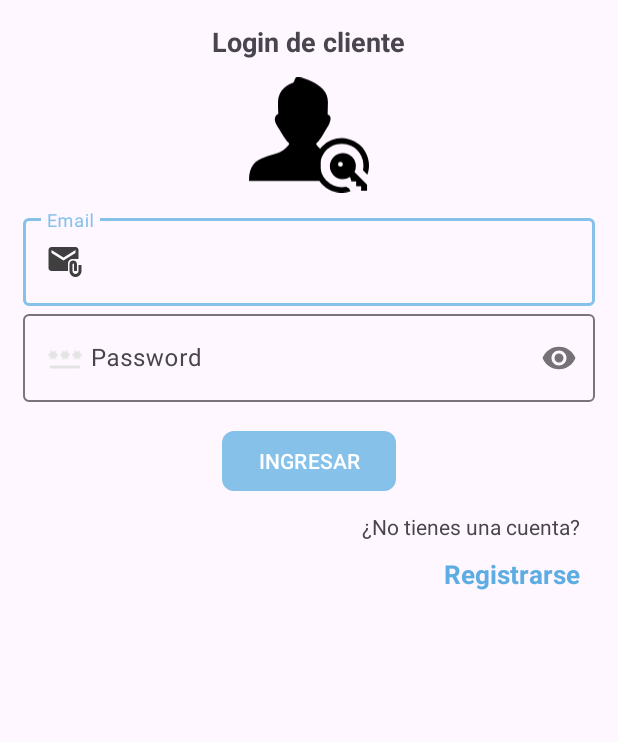
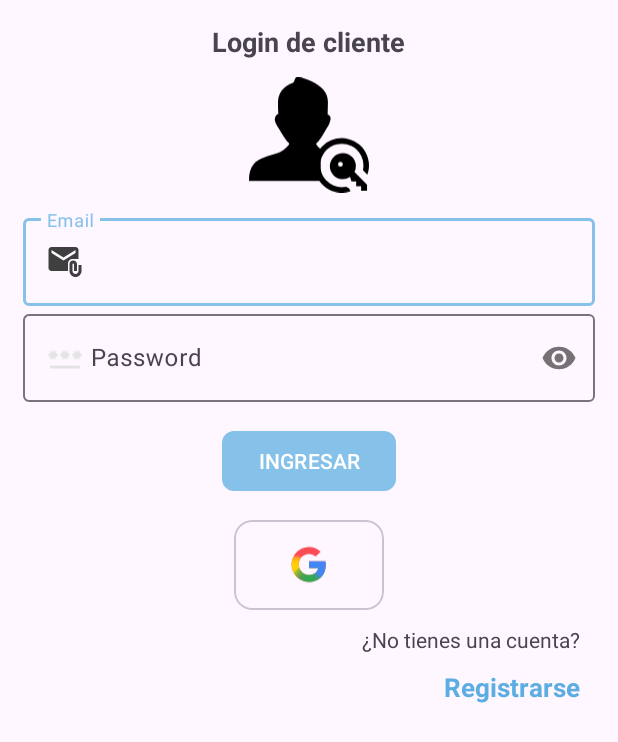
Before and after one commit to Garithos2ez4/ProyectoVirtualStore, an Android app: the LoginClienteActivity screen opened directly, with no data from a screen before it, on a phone screen of 412 x 824 dp. Shown: the top 742 px of the screen. Run offline under Robolectric (Android 15) with nearby library versions, the phone set to English and light mode, and no system bars; our stand-ins replace Firebase (no records; nobody signed in at launch, a user with empty details on screens opened directly).

Commit message:
Terminado el inicio de sesión con google, pruebas exitosas

```diff
--- a/app/build.gradle.kts
+++ b/app/build.gradle.kts
@@ -53,6 +53,7 @@ dependencies {
     implementation(libs.imagePicker)/*Recortar una imagen del celular*/
     implementation(libs.glide)/*Leer Imagenes*/
     implementation(libs.storage)/*subir multimedia*/
+    implementation(libs.authGoogle)/*Iniciar sesión con google*/
     testImplementation(libs.junit)
     androidTestImplementation(libs.androidx.junit)
     androidTestImplementation(libs.androidx.espresso.core)
--- /dev/null
+++ b/app/src/main/res/drawable/google_icon.xml
@@ -0,0 +1,56 @@
+<vector xmlns:android="http://schemas.android.com/apk/res/android"
+    xmlns:aapt="http://schemas.android.com/aapt"
+    android:width="24dp"
+    android:height="24dp"
+    android:viewportWidth="24"
+    android:viewportHeight="24">
+  <path
+      android:pathData="M22.36,10H12v4.26h5.92c-0.26,1.37 -1.04,2.53 -2.21,3.31 -0.98,0.66 -2.23,1.06 -3.71,1.06 -2.86,0 -5.29,-1.93 -6.16,-4.53h-0.013l0.013,-0.01c-0.22,-0.66 -0.35,-1.36 -0.35,-2.09s0.13,-1.43 0.35,-2.09c0.87,-2.6 3.3,-4.53 6.16,-4.53 1.62,0 3.06,0.56 4.21,1.64l3.15,-3.15C17.45,2.09 14.97,1 12,1 7.7,1 3.99,3.47 2.18,7.07 1.43,8.55 1,10.22 1,12s0.43,3.45 1.18,4.93v0.01C3.99,20.53 7.7,23 12,23c2.97,0 5.46,-0.98 7.28,-2.66 2.08,-1.92 3.28,-4.74 3.28,-8.09 0,-0.78 -0.07,-1.53 -0.2,-2.25z"
+      android:fillColor="#fc4c53"/>
+  <group>
+    <clip-path
+        android:pathData="M22.36,10H12v4.26h5.92c-0.26,1.37 -1.04,2.53 -2.21,3.31 -0.98,0.66 -2.23,1.06 -3.71,1.06 -2.86,0 -5.29,-1.93 -6.16,-4.53h-0.013l0.013,-0.01c-0.22,-0.66 -0.35,-1.36 -0.35,-2.09s0.13,-1.43 0.35,-2.09c0.87,-2.6 3.3,-4.53 6.16,-4.53 1.62,0 3.06,0.56 4.21,1.64l3.15,-3.15C17.45,2.09 14.97,1 12,1 7.7,1 3.99,3.47 2.18,7.07 1.43,8.55 1,10.22 1,12s0.43,3.45 1.18,4.93v0.01C3.99,20.53 7.7,23 12,23c2.97,0 5.46,-0.98 7.28,-2.66 2.08,-1.92 3.28,-4.74 3.28,-8.09 0,-0.78 -0.07,-1.53 -0.2,-2.25z"/>
+    <path
+        android:pathData="M-4.109,13.572a7.755,10.469 0,1 0,15.51 0a7.755,10.469 0,1 0,-15.51 0z">
+      <aapt:attr name="android:fillColor">
+        <gradient
+            android:centerX="3.647"
+            android:centerY="13.572"
+            android:gradientRadius="7.755"
+            android:type="radial">
+          <item android:offset="0.368" android:color="#FFFFCF09"/>
+          <item android:offset="0.718" android:color="#B2FFCF09"/>
+          <item android:offset="1" android:color="#00FFCF09"/>
+        </gradient>
+      </aapt:attr>
+    </path>
+    <path
+        android:pathData="M-0.105,24.743a11.965,15.765 82.88,1 0,31.287 -3.908a11.965,15.765 82.88,1 0,-31.287 3.908z">
+      <aapt:attr name="android:fillColor">
+        <gradient
+            android:centerX="15.538"
+            android:centerY="22.789"
+            android:gradientRadius="15.764"
+            android:type="radial">
+          <item android:offset="0.383" android:color="#FF34A853"/>
+          <item android:offset="0.706" android:color="#B234A853"/>
+          <item android:offset="1" android:color="#0034A853"/>
+        </gradient>
+      </aapt:attr>
+    </path>
+    <path
+        android:pathData="M11.105,8.28l0.491,5.596 0.623,3.747 7.362,6.848 8.607,-15.897 -17.083,-0.294z">
+      <aapt:attr name="android:fillColor">
+        <gradient
+            android:startX="23.558"
+            android:startY="6.286"
+            android:endX="12.148"
+            android:endY="20.299"
+            android:type="linear">
+          <item android:offset="0.671" android:color="#FF4285F4"/>
+          <item android:offset="0.885" android:color="#004285F4"/>
+        </gradient>
+      </aapt:attr>
+    </path>
+  </group>
+</vector>
--- a/app/src/main/res/layout/activity_login_cliente.xml
+++ b/app/src/main/res/layout/activity_login_cliente.xml
@@ -62,6 +62,29 @@
             app:cornerRadius="8dp"
             android:layout_width="wrap_content"
             android:layout_height="wrap_content"/>
+
+        <androidx.appcompat.widget.LinearLayoutCompat
+            android:layout_width="match_parent"
+            android:layout_height="wrap_content"
+            android:orientation="horizontal"
+            android:layout_marginTop="15dp"
+            android:gravity="center">
+
+            <com.google.android.material.card.MaterialCardView
+                android:src="@drawable/google_icon"
+                android:layout_width="100dp"
+                android:layout_height="60dp">
+                <androidx.appcompat.widget.AppCompatImageView
+                    android:src="@drawable/google_icon"
+                    android:id="@+id/btnLoginGoogle"
+                    android:layout_gravity="center"
+                    android:layout_width="25dp"
+                    android:layout_height="30dp"/>
+
+            </com.google.android.material.card.MaterialCardView>
+
+
+        </androidx.appcompat.widget.LinearLayoutCompat>
         <TextView
             android:text="@string/txtNoCuenta"
             android:layout_gravity="end"
--- a/app/src/main/res/values/strings.xml
+++ b/app/src/main/res/values/strings.xml
@@ -1,6 +1,6 @@
 <resources>
     <string name="app_name">Tienda Virtual- Pruni</string>
-
+    <string name="default_web_client_id">699097416713-3isj89rg2th3jkie66nm6a6qcvth1t9k.apps.googleusercontent.com</string>
     <string name="open_drawer">Open Drawer</string>
     <string name="close_drawer">Close Drawer</string>
 
@@ -78,7 +78,7 @@
     <string name="item_nombre_c_v">Nombre de categoria</string>
 
 
-    <!--Item categorias -->
+    <!--Item Producto -->
     <string name="item_nombre_p">Nombre del producto</string>
     <string name="item_precio_p">00</string>"
     <string name="item_precio_p_desc">00</string>"
--- a/gradle/libs.versions.toml
+++ b/gradle/libs.versions.toml
@@ -17,6 +17,7 @@ firebaseDatabaseV= "20.3.1"
 imagePickerV= "2.1"
 glideV="4.16.0"
 storageV="21.0.0"
+authGoogleV="21.0.0"
 
 
 [libraries]
@@ -35,6 +36,7 @@ firebaseDatabase={group="com.google.firebase",name="firebase-database",version.r
 imagePicker={group="com.github.dhaval2404",name="imagepicker",version.ref="imagePickerV"}
 glide={group="com.github.bumptech.glide",name="glide",version.ref="glideV"}
 storage={group="com.google.firebase",name="firebase-storage",version.ref="storageV"}
+authGoogle={group="com.google.android.gms",name="play-services-auth",version.ref="authGoogleV"}
 
 [plugins]
 android-application = { id = "com.android.application", version.ref = "agp" }
```
Also changed, not shown: app/src/main/java/com/example/sistemadefacturacion_pruni/Cliente/LoginClienteActivity.kt (+100 -1 lines), 1 other file.
